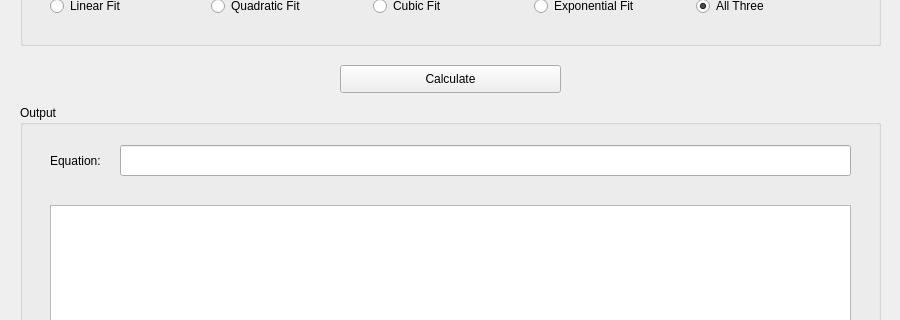
The window that HW9/HW9.ui (BarnabusXzer/CompMethods) describes before a commit, drawn with Qt 5; both pictures show x 0 to 900 and y 95 to 415 of the 900 by 800 pixel window.
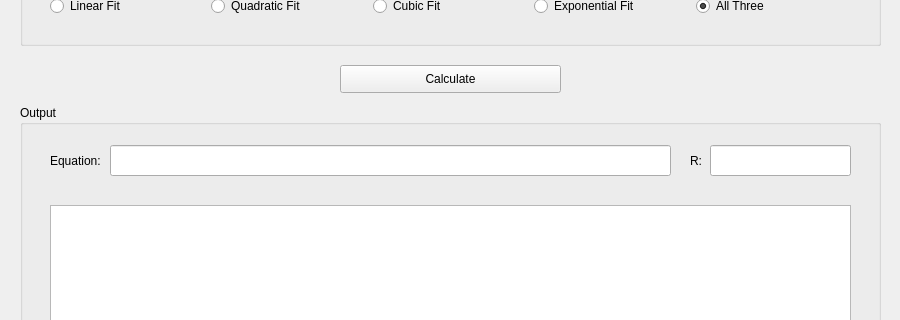
The same window after the commit.

The edit to the form file:
```diff
--- a/HW9/HW9.ui
+++ b/HW9/HW9.ui
@@ -146,9 +146,9 @@
    <widget class="QLineEdit" name="txtEquation">
     <property name="geometry">
      <rect>
-      <x>100</x>
+      <x>90</x>
       <y>40</y>
-      <width>731</width>
+      <width>561</width>
       <height>31</height>
      </rect>
     </property>
@@ -166,6 +166,35 @@
      </rect>
     </property>
    </widget>
+   <widget class="QLineEdit" name="txtR">
+    <property name="geometry">
+     <rect>
+      <x>690</x>
+      <y>40</y>
+      <width>141</width>
+      <height>31</height>
+     </rect>
+    </property>
+    <property name="text">
+     <string/>
+    </property>
+    <property name="readOnly">
+     <bool>true</bool>
+    </property>
+   </widget>
+   <widget class="QLabel" name="lblR">
+    <property name="geometry">
+     <rect>
+      <x>670</x>
+      <y>40</y>
+      <width>21</width>
+      <height>31</height>
+     </rect>
+    </property>
+    <property name="text">
+     <string>R:</string>
+    </property>
+   </widget>
   </widget>
   <widget class="QPushButton" name="btnCalc">
    <property name="geometry">
```
Left out of the diff: 2 changed lines with no effect on the pictures.
